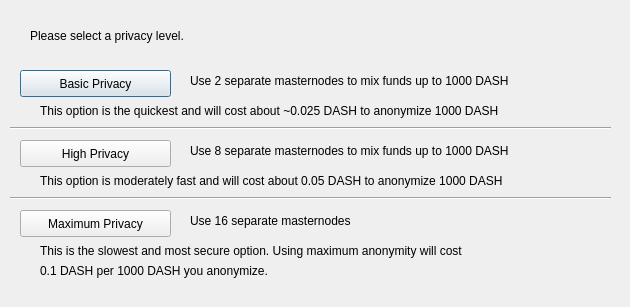
First picture: the form in src/qt/forms/darksendconfig.ui, repository qazxswqw/q, before the edit.
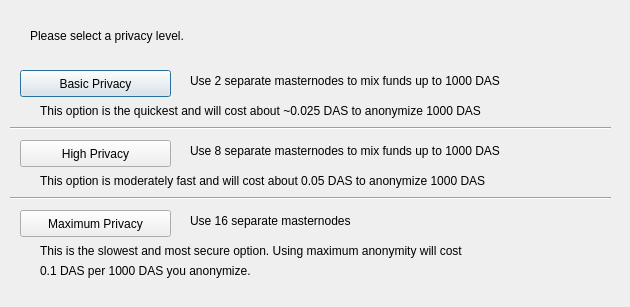
Second picture: the form after the edit.

Patch:
```diff
--- a/src/qt/forms/darksendconfig.ui
+++ b/src/qt/forms/darksendconfig.ui
@@ -75,7 +75,7 @@
     </rect>
    </property>
    <property name="text">
-    <string>Use 2 separate masternodes to mix funds up to 1000 DASH</string>
+    <string>Use 2 separate masternodes to mix funds up to 1000 DAS</string>
    </property>
   </widget>
   <widget class="QLabel" name="label_3">
@@ -88,7 +88,7 @@
     </rect>
    </property>
    <property name="text">
-    <string>Use 8 separate masternodes to mix funds up to 1000 DASH</string>
+    <string>Use 8 separate masternodes to mix funds up to 1000 DAS</string>
    </property>
   </widget>
   <widget class="QLabel" name="label_4">
@@ -114,7 +114,7 @@
     </rect>
    </property>
    <property name="text">
-    <string>This option is the quickest and will cost about ~0.025 DASH to anonymize 1000 DASH</string>
+    <string>This option is the quickest and will cost about ~0.025 DAS to anonymize 1000 DAS</string>
    </property>
   </widget>
   <widget class="QLabel" name="label_7">
@@ -127,7 +127,7 @@
     </rect>
    </property>
    <property name="text">
-    <string>This option is moderately fast and will cost about 0.05 DASH to anonymize 1000 DASH</string>
+    <string>This option is moderately fast and will cost about 0.05 DAS to anonymize 1000 DAS</string>
    </property>
   </widget>
   <widget class="QLabel" name="label_8">
@@ -153,7 +153,7 @@
     </rect>
    </property>
    <property name="text">
-    <string>0.1 DASH per 1000 DASH you anonymize.</string>
+    <string>0.1 DAS per 1000 DAS you anonymize.</string>
    </property>
   </widget>
   <widget class="Line" name="line">
```
